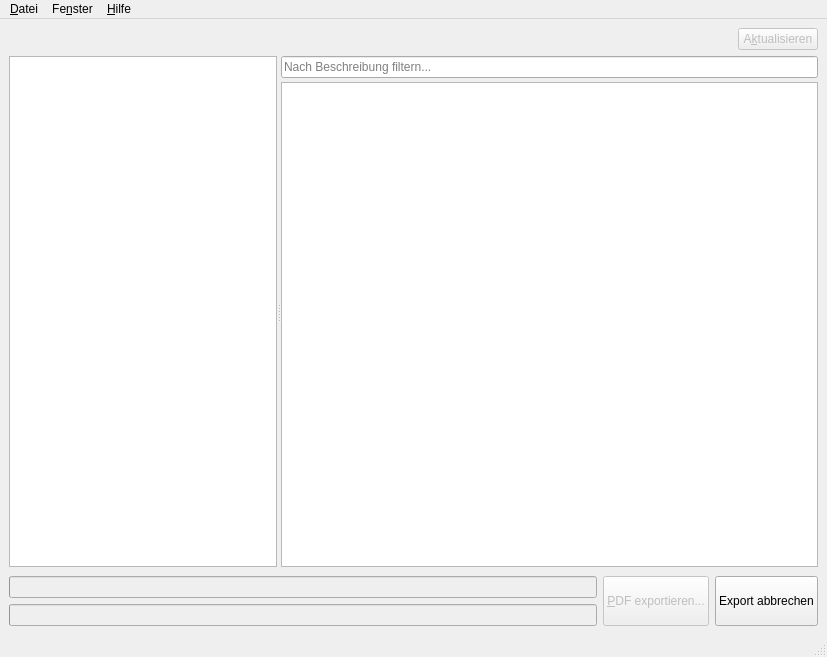
Qt form forms/archivviewer.ui (crispinus2/archivviewer) before a commit.
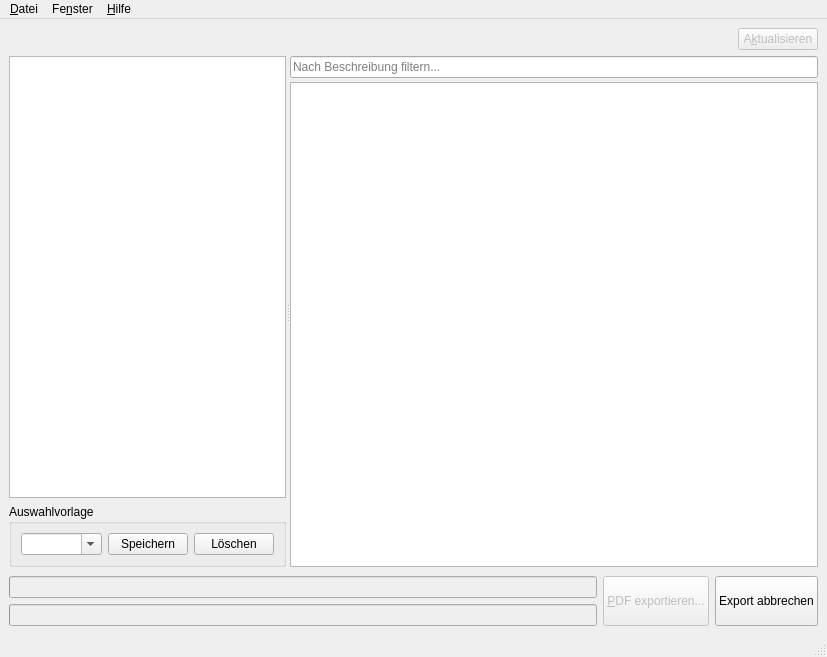
The same form after that commit. Icons and pictures are not drawn.

Commit message: Add widgets for preset function

What changed in the file:
```diff
--- a/forms/archivviewer.ui
+++ b/forms/archivviewer.ui
@@ -95,25 +95,106 @@
              <verstretch>0</verstretch>
             </sizepolicy>
            </property>
+           <property name="layoutDirection">
+            <enum>Qt::LeftToRight</enum>
+           </property>
            <property name="orientation">
             <enum>Qt::Horizontal</enum>
            </property>
-           <widget class="QListView" name="categoryList">
+           <widget class="QWidget" name="widget_5" native="true">
             <property name="sizePolicy">
              <sizepolicy hsizetype="Preferred" vsizetype="Expanding">
               <horstretch>1</horstretch>
               <verstretch>0</verstretch>
              </sizepolicy>
             </property>
-            <property name="editTriggers">
-             <set>QAbstractItemView::NoEditTriggers</set>
+            <property name="layoutDirection">
+             <enum>Qt::LeftToRight</enum>
             </property>
-            <property name="showDropIndicator" stdset="0">
-             <bool>false</bool>
-            </property>
-            <property name="selectionMode">
-             <enum>QAbstractItemView::ExtendedSelection</enum>
-            </property>
+            <layout class="QVBoxLayout" name="verticalLayout_5">
+             <property name="leftMargin">
+              <number>0</number>
+             </property>
+             <property name="topMargin">
+              <number>0</number>
+             </property>
+             <property name="rightMargin">
+              <number>0</number>
+             </property>
+             <property name="bottomMargin">
+              <number>0</number>
+             </property>
+             <item>
+              <widget class="QListView" name="categoryList">
+               <property name="sizePolicy">
+                <sizepolicy hsizetype="Preferred" vsizetype="Preferred">
+                 <horstretch>0</horstretch>
+                 <verstretch>1</verstretch>
+                </sizepolicy>
+               </property>
+               <property name="editTriggers">
+                <set>QAbstractItemView::NoEditTriggers</set>
+               </property>
+               <property name="showDropIndicator" stdset="0">
+                <bool>false</bool>
+               </property>
+               <property name="selectionMode">
+                <enum>QAbstractItemView::ExtendedSelection</enum>
+               </property>
+              </widget>
+             </item>
+             <item>
+              <widget class="QGroupBox" name="groupBox">
+               <property name="sizePolicy">
+                <sizepolicy hsizetype="Preferred" vsizetype="Minimum">
+                 <horstretch>0</horstretch>
+                 <verstretch>0</verstretch>
+                </sizepolicy>
+               </property>
+               <property name="title">
+                <string>Auswahlvorlage</string>
+               </property>
+               <layout class="QHBoxLayout" name="horizontalLayout_4">
+                <item>
+                 <widget class="QComboBox" name="presets">
+                  <property name="sizePolicy">
+                   <sizepolicy hsizetype="Expanding" vsizetype="Fixed">
+                    <horstretch>1</horstretch>
+                    <verstretch>0</verstretch>
+                   </sizepolicy>
+                  </property>
+                  <property name="editable">
+                   <bool>true</bool>
+                  </property>
+                  <property name="insertPolicy">
+                   <enum>QComboBox::InsertAlphabetically</enum>
+                  </property>
+                 </widget>
+                </item>
+                <item>
+                 <widget class="QPushButton" name="savePreset">
+                  <property name="toolTip">
+                   <string>Voreinstellung speichern</string>
+                  </property>
+                  <property name="text">
+                   <string>Speichern</string>
+                  </property>
+                 </widget>
+                </item>
+                <item>
+                 <widget class="QPushButton" name="clearPreset">
+                  <property name="toolTip">
+                   <string>Voreinstellung löschen</string>
+                  </property>
+                  <property name="text">
+                   <string>Löschen</string>
+                  </property>
+                 </widget>
+                </item>
+               </layout>
+              </widget>
+             </item>
+            </layout>
            </widget>
            <widget class="QWidget" name="widget_3" native="true">
             <property name="sizePolicy">
```
The commit also changes 1 other file.
